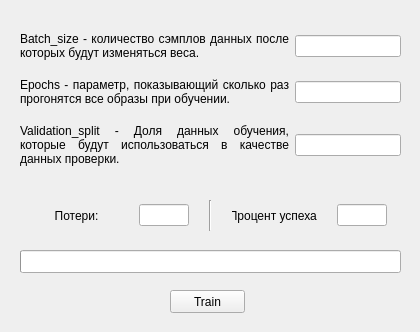
The window that designs/model_train.ui (FolloW12587/diplom_nnetwork) describes before a commit, drawn with Qt 5.
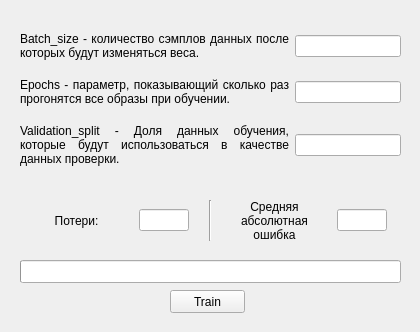
The same window after the commit.

```diff
--- a/designs/model_train.ui
+++ b/designs/model_train.ui
@@ -137,7 +137,7 @@
    <property name="geometry">
     <rect>
      <x>20</x>
-     <y>250</y>
+     <y>260</y>
      <width>381</width>
      <height>23</height>
     </rect>
@@ -168,7 +168,7 @@
      <x>20</x>
      <y>200</y>
      <width>381</width>
-     <height>31</height>
+     <height>41</height>
     </rect>
    </property>
    <layout class="QHBoxLayout" name="horizontalLayout">
@@ -250,11 +250,14 @@
        </size>
       </property>
       <property name="text">
-       <string>Процент успеха:</string>
+       <string>Средняя абсолютная ошибка</string>
       </property>
       <property name="alignment">
        <set>Qt::AlignCenter</set>
       </property>
+      <property name="wordWrap">
+       <bool>true</bool>
+      </property>
      </widget>
     </item>
     <item>
```
